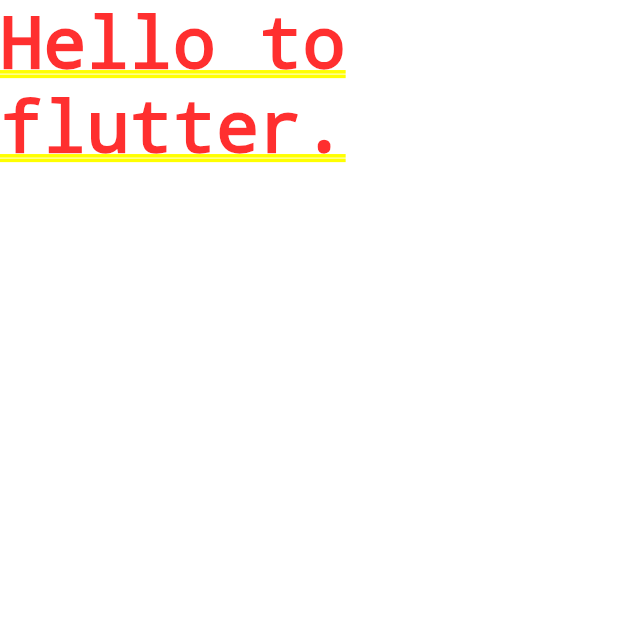
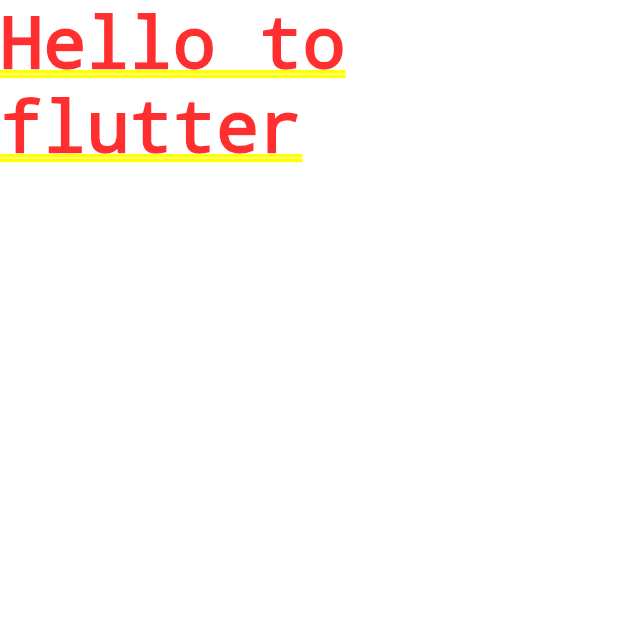
Before and after one commit to aashish19787/flutterMAD, a Flutter app: the screen it shows after launch, on a phone screen of 412 x 824 dp, the top half of it. Run offline on Flutter 3.47's test engine with Material 3 defaults, Android fonts, the phone set to English and light mode, and no system bars.

Commit message:
second commit

```diff
--- a/lib/demo.dart
+++ b/lib/demo.dart
@@ -10,7 +10,7 @@ class demopageState extends State<demopage>{
   @override
   Widget build(BuildContext context) {
     return Container(
-      child: Text("Hello to flutter."),
+      child: Text("Hello to flutter"),
     );
   }
 
```
